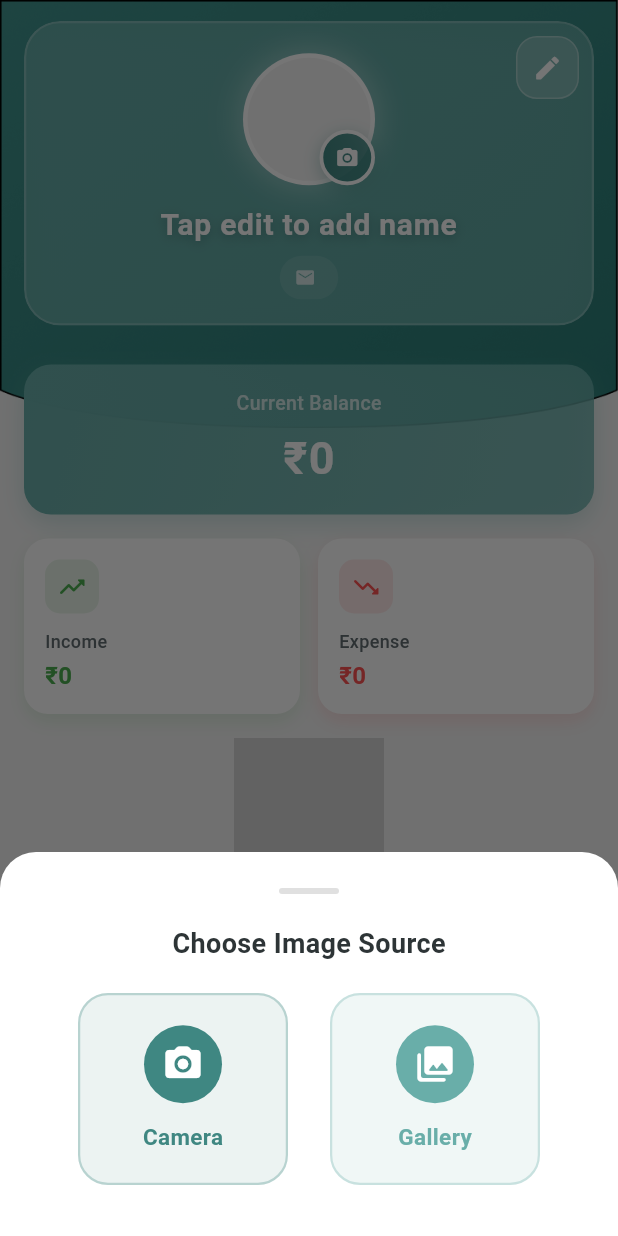
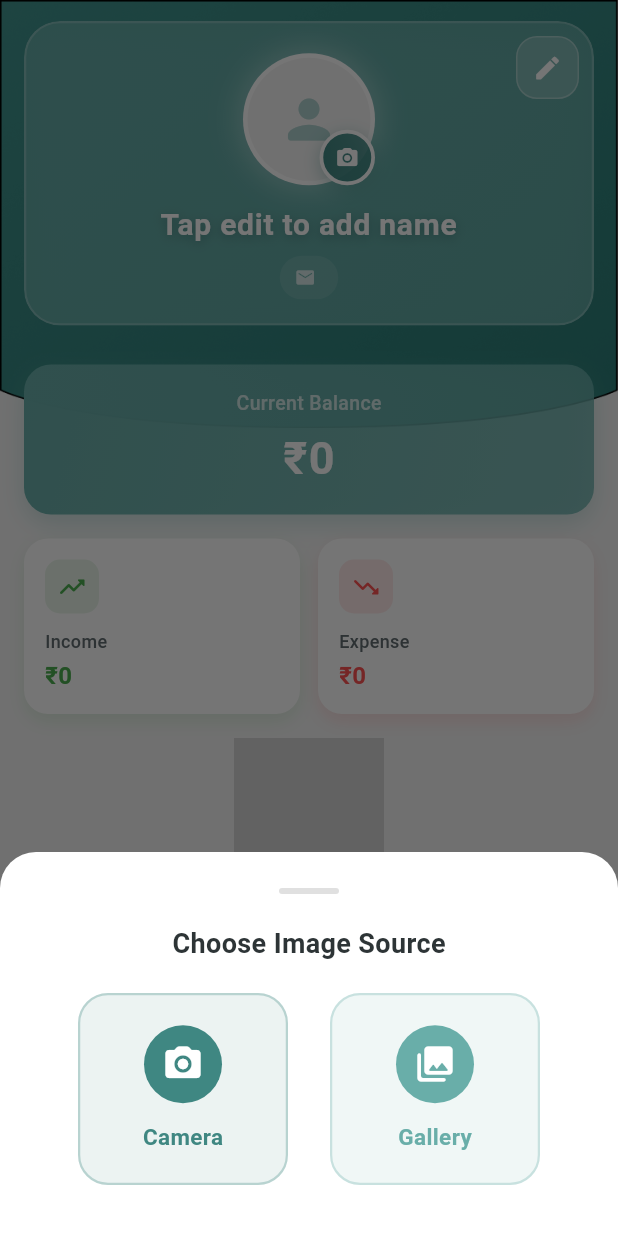
Before and after one commit to FaysArukattil/buddy, a Flutter app: the ProfileScreen screen opened directly, after a tap on the "edit" icon, after a tap on the "check" icon, after a tap on the "camera alt" icon, on a phone screen of 412 x 824 dp. Run offline on Flutter 3.47's test engine with Material 3 defaults, Android fonts, the phone set to English and light mode, and no system bars; our stand-ins replace cloud_firestore, firebase_auth, firebase_core, fl_chart, flutter_local_notifications, google_sign_in and 9 more; missing offline and left inert: notification_listener_service; accounts and stored records are empty; statements that could not run were skipped.

```diff
--- a/lib/views/screens/bottomnavbarscreen/profile_screen.dart
+++ b/lib/views/screens/bottomnavbarscreen/profile_screen.dart
@@ -1,8 +1,11 @@
+// ProfileScreen - Initially shows Google photo, then allows custom upload to local storage
+
 import 'dart:io';
 import 'dart:ui';
 import 'package:flutter/material.dart';
 import 'package:lottie/lottie.dart';
 import 'package:image_picker/image_picker.dart';
+import 'package:firebase_auth/firebase_auth.dart';
 import 'package:shared_preferences/shared_preferences.dart';
 import 'package:buddy/utils/colors.dart';
 import 'package:buddy/utils/images.dart';
@@ -26,8 +29,10 @@ class ProfileScreenState extends State<ProfileScreen>
   final _nameController = TextEditingController();
   final FocusNode _nameFocus = FocusNode();
   String _email = '';
-  String? _imagePath;
+  String? _customImagePath; // Local file path for custom image
+  String? _googlePhotoUrl; // Google account photo URL
   bool _editing = false;
+  bool _uploadingImage = false;
   double _totalIncome = 0;
   double _totalExpense = 0;
   double _moneyLottieDy = 0;
@@ -59,19 +64,55 @@ class ProfileScreenState extends State<ProfileScreen>
   }
 
   Future<void> _loadProfile() async {
+    try {
       final prefs = await SharedPreferences.getInstance();
-    final email = prefs.getString('email') ?? '';
+      final user = FirebaseAuth.instance.currentUser;
+
+      print('=== Loading Profile ===');
+      print('User: ${user?.email}');
+      print('Google Photo: ${user?.photoURL}');
+
+      // Load saved data
       final savedName = prefs.getString('name');
-    final imgPath = prefs.getString('profile_image_path');
+      final customImagePath = prefs.getString('profile_image_path');
 
-    // Load current month totals from database (like Current Balance)
+      print('Saved Name: $savedName');
+      print('Custom Image Path: $customImagePath');
+
+      // Validate custom image path if it exists
+      String? validCustomPath;
+      if (customImagePath != null && customImagePath.isNotEmpty) {
+        final file = File(customImagePath);
+        if (await file.exists()) {
+          validCustomPath = customImagePath;
+          print('Custom image file exists');
+        } else {
+          await prefs.remove('profile_image_path');
+          print('Custom image file not found, removed from preferences');
+        }
+      }
+
+      // Get user data from Firebase Auth
+      final email = user?.email ?? prefs.getString('email') ?? '';
+      final googlePhotoUrl = user?.photoURL;
+
+      // Generate display name
+      String displayName = savedName ?? user?.displayName ?? '';
+      if (displayName.isEmpty && email.isNotEmpty) {
+        displayName = email.contains('@') ? email.split('@').first : email;
+        if (displayName.isNotEmpty) {
+          displayName = displayName[0].toUpperCase() + displayName.substring(1);
+        }
+      }
+
+      // Load transaction data
       final repo = TransactionRepository();
       final rows = await repo.getAll();
       final now = DateTime.now();
       double income = 0, expense = 0;
+
       for (final r in rows) {
         final dt = DateTime.tryParse(r['date'] as String) ?? now;
-      // Only count transactions from current month
         if (dt.year == now.year && dt.month == now.month) {
           final amt = (r['amount'] as num).toDouble();
           final type = (r['type'] as String).toLowerCase().trim();
@@ -83,44 +124,141 @@ class ProfileScreenState extends State<ProfileScreen>
         }
       }
 
-    String displayName = savedName ?? '';
-    if (displayName.isEmpty && email.isNotEmpty) {
-      displayName = email.contains('@') ? email.split('@').first : email;
-      if (displayName.isNotEmpty) {
-        displayName = displayName[0].toUpperCase() + displayName.substring(1);
-      }
-    }
-
       // Load auto-detection settings
       await NotificationService.isAutoDetectionEnabled();
       await repo.getAutoDetectedTransactions();
 
+      // Update UI
+      if (mounted) {
         setState(() {
           _email = email;
           _nameController.text = displayName;
-      _imagePath = imgPath;
+          _customImagePath = validCustomPath;
+          _googlePhotoUrl = googlePhotoUrl;
           _totalIncome = income;
           _totalExpense = expense;
         });
+        print(
+          'Profile loaded - Custom: $_customImagePath, Google: $_googlePhotoUrl',
+        );
+      }
+    } catch (e) {
+      print('Error loading profile: $e');
+      if (mounted) {
+        ScaffoldMessenger.of(context).showSnackBar(
+          SnackBar(
+            content: Text('Failed to load profile: $e'),
+            backgroundColor: Colors.red,
+            behavior: SnackBarBehavior.floating,
+          ),
+        );
+      }
+    }
   }
 
   Future<void> _pickImage(ImageSource source) async {
+    try {
       final picker = ImagePicker();
-    final picked = await picker.pickImage(source: source, imageQuality: 85);
-    if (picked != null) {
-      if (!mounted) return;
-      setState(() => _imagePath = picked.path);
+      final picked = await picker.pickImage(
+        source: source,
+        imageQuality: 85,
+        maxWidth: 800,
+        maxHeight: 800,
+      );
+
+      if (picked == null) return;
+
+      print('=== Image Picked ===');
+      print('Path: ${picked.path}');
+
+      // Verify file exists
+      final file = File(picked.path);
+      final exists = await file.exists();
+      print('File exists: $exists');
+
+      if (exists) {
+        // Save to SharedPreferences
         final prefs = await SharedPreferences.getInstance();
         await prefs.setString('profile_image_path', picked.path);
+
+        // Verify it was saved
+        final savedPath = prefs.getString('profile_image_path');
+        print('Verified saved path: $savedPath');
+
+        if (mounted) {
+          setState(() => _customImagePath = picked.path);
+
+          ScaffoldMessenger.of(context).showSnackBar(
+            SnackBar(
+              content: const Text('Profile picture updated successfully!'),
+              backgroundColor: AppColors.secondary,
+              behavior: SnackBarBehavior.floating,
+              shape: RoundedRectangleBorder(
+                borderRadius: BorderRadius.circular(12),
+              ),
+              duration: const Duration(seconds: 2),
+            ),
+          );
         }
+      } else {
+        throw Exception('Picked file does not exist');
+      }
+    } catch (e) {
+      print('Error picking image: $e');
+      if (mounted) {
+        ScaffoldMessenger.of(context).showSnackBar(
+          SnackBar(
+            content: Text('Failed to update profile picture: $e'),
+            backgroundColor: Colors.red,
+            behavior: SnackBarBehavior.floating,
+          ),
+        );
+      }
+    }
+  }
+
+  Widget _buildProfileImage() {
+    // Priority: Custom local image > Google photo > Default icon
+
+    // 1. Show custom local image if available
+    if (_customImagePath != null && _customImagePath!.isNotEmpty) {
+      return CircleAvatar(
+        radius: 41,
+        backgroundColor: Colors.grey[100],
+        backgroundImage: FileImage(File(_customImagePath!)),
+        onBackgroundImageError: (exception, stackTrace) {
+          print('Error loading custom image: $exception');
+        },
+      );
+    }
+
+    // 2. Show Google photo if available
+    if (_googlePhotoUrl != null && _googlePhotoUrl!.isNotEmpty) {
+      return CircleAvatar(
+        radius: 41,
+        backgroundColor: Colors.grey[100],
+        backgroundImage: NetworkImage(_googlePhotoUrl!),
+        onBackgroundImageError: (exception, stackTrace) {
+          print('Error loading Google photo: $exception');
+        },
+      );
+    }
+
+    // 3. Fallback to default icon
+    return CircleAvatar(
+      radius: 41,
+      backgroundColor: Colors.grey[100],
+      child: Icon(
+        Icons.person_rounded,
+        size: 42,
+        color: AppColors.primary.withValues(alpha: 0.5),
+      ),
+    );
   }
 
   Future<void> _saveProfile() async {
     final prefs = await SharedPreferences.getInstance();
     await prefs.setString('name', _nameController.text.trim());
-    if (_imagePath != null) {
-      await prefs.setString('profile_image_path', _imagePath!);
-    }
 
     if (!mounted) return;
 
@@ -185,7 +323,7 @@ class ProfileScreenState extends State<ProfileScreen>
                 child: Column(
                   crossAxisAlignment: CrossAxisAlignment.center,
                   children: [
-                    // Profile Header Card - Compact
+                    // Profile Header Card
                     AnimatedBuilder(
                       animation: _headerBob,
                       builder: (context, child) {
@@ -237,6 +375,7 @@ class ProfileScreenState extends State<ProfileScreen>
                                 child: Column(
                                   mainAxisSize: MainAxisSize.min,
                                   children: [
+                                    // Profile Image with camera button
                                     Stack(
                                       clipBehavior: Clip.none,
                                       children: [
@@ -256,24 +395,7 @@ class ProfileScreenState extends State<ProfileScreen>
                                           child: CircleAvatar(
                                             radius: 44,
                                             backgroundColor: Colors.white,
-                                            child: CircleAvatar(
-                                              radius: 41,
-                                              backgroundColor: Colors.grey[100],
-                                              backgroundImage:
-                                                  _imagePath != null
-                                                  ? FileImage(File(_imagePath!))
-                                                  : null,
-                                              child: _imagePath == null
-                                                  ? Icon(
-                                                      Icons.person_rounded,
-                                                      size: 42,
-                                                      color: AppColors.primary
-                                                          .withValues(
-                                                            alpha: 0.5,
-                                                          ),
-                                                    )
-                                                  : null,
-                                            ),
+                                            child: _buildProfileImage(),
                                           ),
                                         ),
                                         Positioned(
@@ -319,6 +441,7 @@ class ProfileScreenState extends State<ProfileScreen>
 
                                     const SizedBox(height: 12),
 
+                                    // Name field
                                     AnimatedSwitcher(
                                       duration: const Duration(
                                         milliseconds: 300,
@@ -394,6 +517,7 @@ class ProfileScreenState extends State<ProfileScreen>
 
                                     const SizedBox(height: 6),
 
+                                    // Email
                                     Container(
                                       padding: const EdgeInsets.symmetric(
                                         horizontal: 10,
@@ -434,6 +558,7 @@ class ProfileScreenState extends State<ProfileScreen>
                             ),
                           ),
 
+                          // Edit button
                           Positioned(
                             top: 10,
                             right: 10,
@@ -644,11 +769,6 @@ class ProfileScreenState extends State<ProfileScreen>
                     ),
 
                     const SizedBox(height: 30),
-
-                    const SizedBox(height: 30),
-
-                    // Data Management Section
-                    const SizedBox(height: 30),
                   ],
                 ),
               ),
```
Also changed, not shown: lib/views/screens/bottomnavbarscreen/home_screen.dart (+20 -2 lines). Lines whose indentation alone changed are shown as unchanged.
